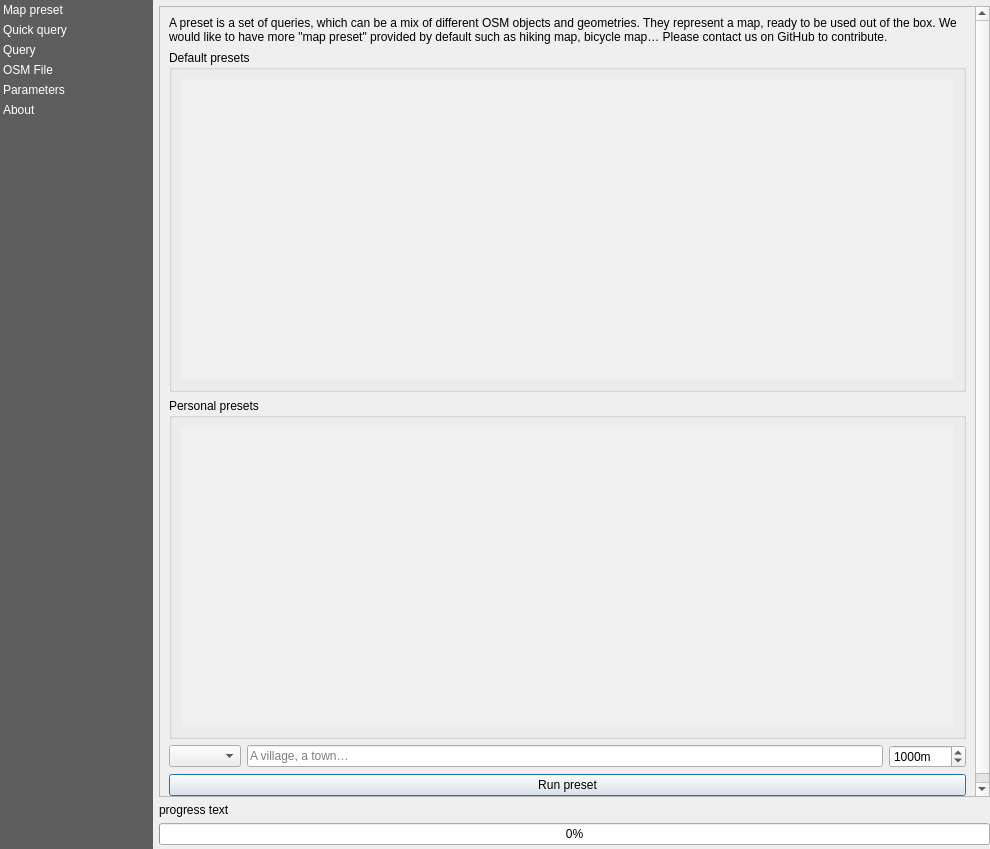
First picture: the form in QuickOSM/resources/ui/main_window.ui, repository 3liz/QuickOSM, before the edit.
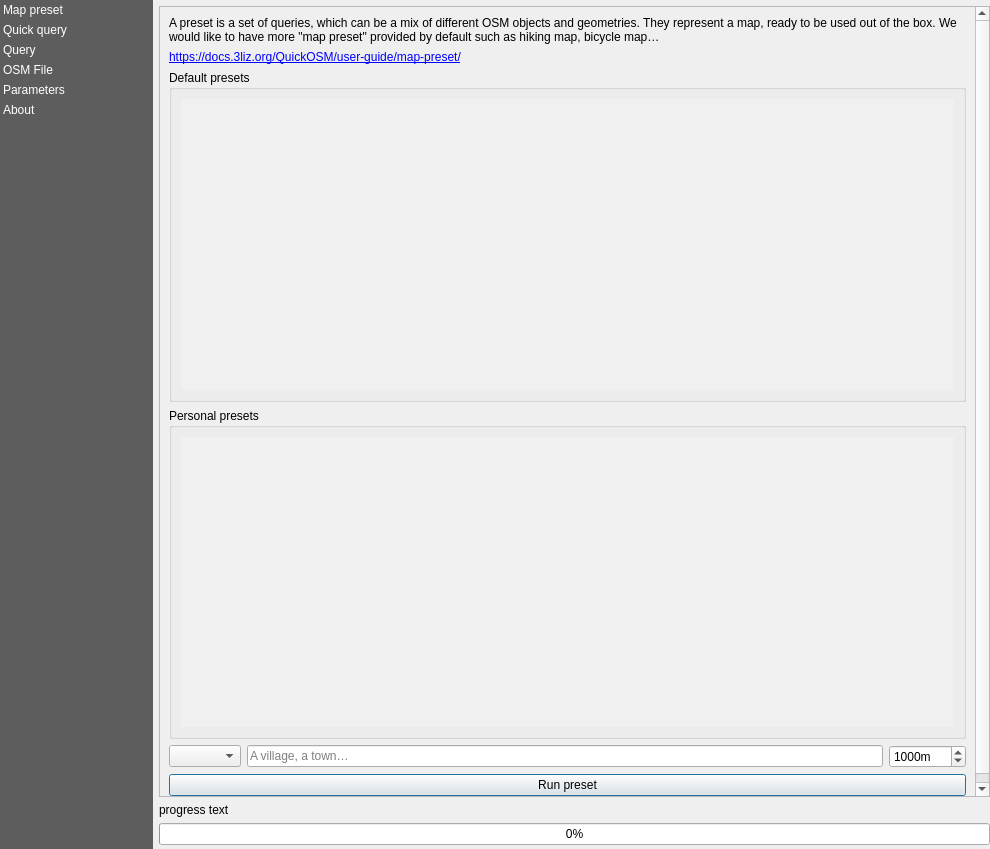
Second picture: the form after the edit. Custom widgets are drawn as their Qt base class.

The edit to the form file:
```diff
--- a/QuickOSM/resources/ui/main_window.ui
+++ b/QuickOSM/resources/ui/main_window.ui
@@ -142,8 +142,8 @@
          <rect>
           <x>0</x>
           <y>0</y>
-          <width>827</width>
-          <height>788</height>
+          <width>813</width>
+          <height>904</height>
          </rect>
         </property>
         <property name="minimumSize">
@@ -181,13 +181,23 @@
              <item>
               <widget class="QLabel" name="label_58">
                <property name="text">
-                <string>A preset is a set of queries, which can be a mix of different OSM objects and geometries. They represent a map, ready to be used out of the box. We would like to have more &quot;map preset&quot; provided by default such as hiking map, bicycle map… Please contact us on GitHub to contribute.</string>
+                <string>A preset is a set of queries, which can be a mix of different OSM objects and geometries. They represent a map, ready to be used out of the box. We would like to have more &quot;map preset&quot; provided by default such as hiking map, bicycle map…</string>
                </property>
                <property name="wordWrap">
                 <bool>true</bool>
                </property>
               </widget>
              </item>
+             <item>
+              <widget class="QLabel" name="label_59">
+               <property name="text">
+                <string>&lt;html&gt;&lt;head/&gt;&lt;body&gt;&lt;p&gt;&lt;a href=&quot;https://docs.3liz.org/QuickOSM/user-guide/map-preset/&quot;&gt;&lt;span style=&quot; text-decoration: underline; color:#0000ff;&quot;&gt;https://docs.3liz.org/QuickOSM/user-guide/map-preset/&lt;/span&gt;&lt;/a&gt;&lt;/p&gt;&lt;/body&gt;&lt;/html&gt;</string>
+               </property>
+               <property name="openExternalLinks">
+                <bool>true</bool>
+               </property>
+              </widget>
+             </item>
              <item>
               <widget class="QScrollArea" name="scrollArea">
                <property name="frameShape">
@@ -202,7 +212,7 @@
                   <x>0</x>
                   <y>0</y>
                   <width>795</width>
-                  <height>829</height>
+                  <height>806</height>
                  </rect>
                 </property>
                 <layout class="QVBoxLayout" name="verticalLayout_21">
```
Left out of the diff: 24 changed lines with no effect on the pictures.
